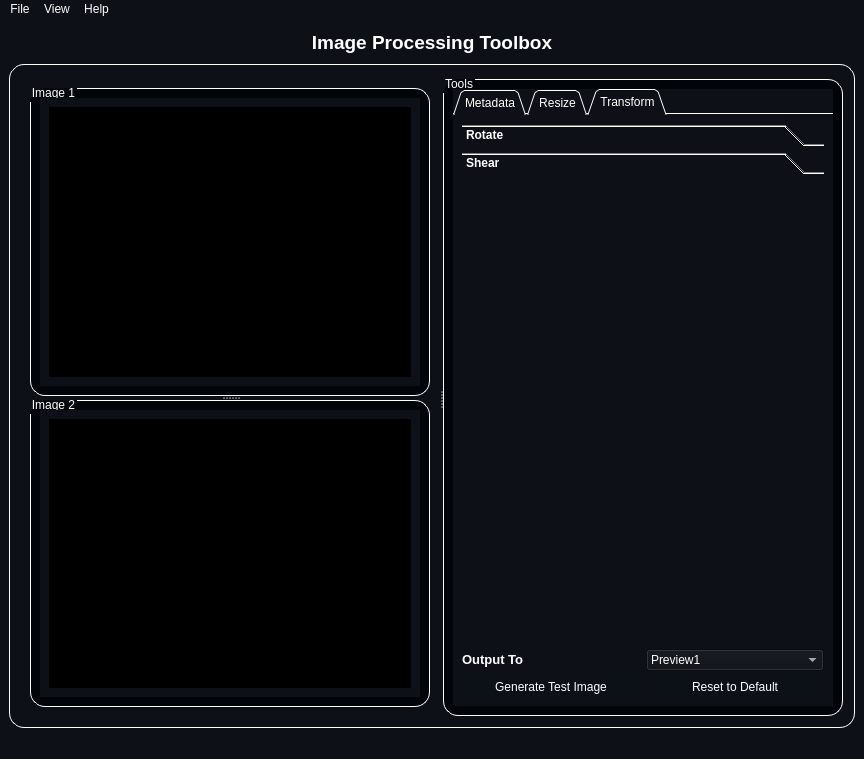
This is resources/MainWindow.ui in mo-gaafar/image-processing-toolbox as Qt 5 draws it before an edit. The edited form follows.
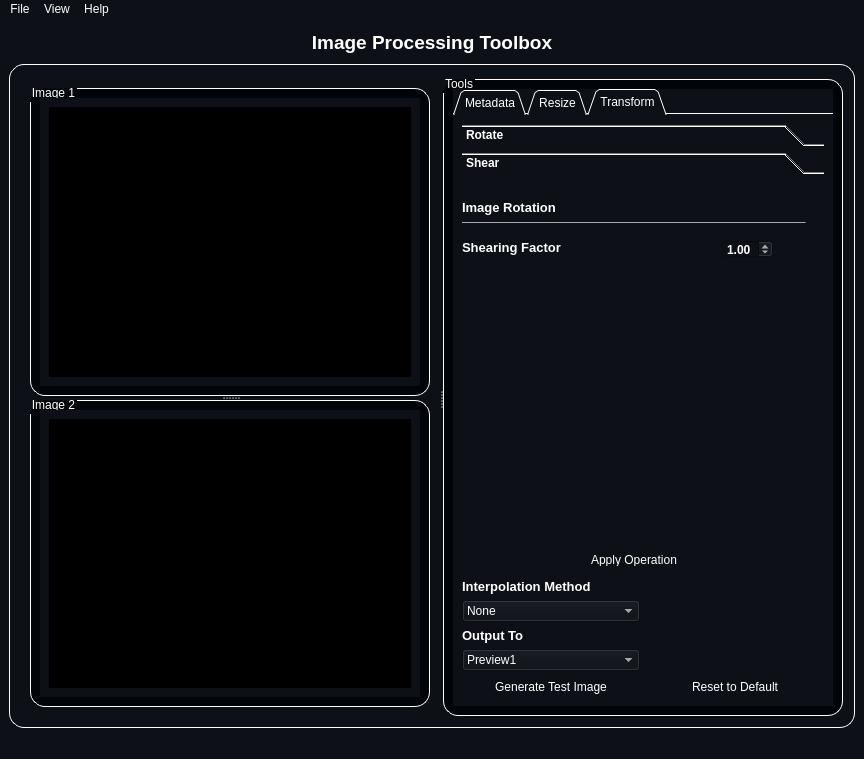
This is the edited form. The open tabs and pages were chosen to show the change. Icons and pictures are not drawn.

Commit message: before pipeline gui

Diff of the .ui file:
```diff
--- a/resources/MainWindow.ui
+++ b/resources/MainWindow.ui
@@ -742,6 +742,50 @@
               </attribute>
               <layout class="QGridLayout" name="gridLayout_5">
                <item row="4" column="0">
+                <widget class="QComboBox" name="interpolate_output_combobox_2">
+                 <item>
+                  <property name="text">
+                   <string>Preview1</string>
+                  </property>
+                 </item>
+                 <item>
+                  <property name="text">
+                   <string>Preview2</string>
+                  </property>
+                 </item>
+                </widget>
+               </item>
+               <item row="6" column="1">
+                <widget class="QPushButton" name="resize_reset_2">
+                 <property name="minimumSize">
+                  <size>
+                   <width>0</width>
+                   <height>20</height>
+                  </size>
+                 </property>
+                 <property name="styleSheet">
+                  <string notr="true">QPushButton {
+    border-radius: 5px;
+    border-style: outset;
+    background: rgb(12, 17, 24);
+	padding: 3;
+    }
+
+QPushButton:hover {
+    background: rgb(63, 95, 127)
+    }
+
+QPushButton:pressed {
+    border-style: inset;
+    background:rgb(20, 20, 20)
+    }</string>
+                 </property>
+                 <property name="text">
+                  <string>Reset to Default</string>
+                 </property>
+                </widget>
+               </item>
+               <item row="6" column="0">
                 <widget class="QPushButton" name="resize_apply_3">
                  <property name="minimumSize">
                   <size>
@@ -771,57 +815,39 @@
                  </property>
                 </widget>
                </item>
-               <item row="4" column="1">
-                <widget class="QPushButton" name="resize_reset_2">
-                 <property name="minimumSize">
-                  <size>
-                   <width>0</width>
-                   <height>20</height>
-                  </size>
-                 </property>
-                 <property name="styleSheet">
-                  <string notr="true">QPushButton {
-    border-radius: 5px;
-    border-style: outset;
-    background: rgb(12, 17, 24);
-	padding: 3;
-    }
-
-QPushButton:hover {
-    background: rgb(63, 95, 127)
-    }
-
-QPushButton:pressed {
-    border-style: inset;
-    background:rgb(20, 20, 20)
-    }</string>
-                 </property>
-                 <property name="text">
-                  <string>Reset to Default</string>
-                 </property>
-                </widget>
-               </item>
-               <item row="2" column="1">
-                <widget class="QComboBox" name="interpolate_output_combobox_2">
-                 <item>
-                  <property name="text">
-                   <string>Preview1</string>
-                  </property>
-                 </item>
-                 <item>
-                  <property name="text">
-                   <string>Preview2</string>
-                  </property>
-                 </item>
-                </widget>
-               </item>
-               <item row="2" column="0">
+               <item row="3" column="0">
                 <widget class="QLabel" name="label_11">
                  <property name="text">
                   <string>&lt;html&gt;&lt;head/&gt;&lt;body&gt;&lt;p&gt;&lt;span style=&quot; font-size:10pt; font-weight:600;&quot;&gt;Output To&lt;/span&gt;&lt;/p&gt;&lt;/body&gt;&lt;/html&gt;</string>
                  </property>
                 </widget>
                </item>
+               <item row="2" column="0">
+                <widget class="QComboBox" name="transform_interpolate_combobox">
+                 <item>
+                  <property name="text">
+                   <string>None</string>
+                  </property>
+                 </item>
+                 <item>
+                  <property name="text">
+                   <string>Nearest-Neighbor</string>
+                  </property>
+                 </item>
+                 <item>
+                  <property name="text">
+                   <string>Bilinear</string>
+                  </property>
+                 </item>
+                </widget>
+               </item>
+               <item row="1" column="0">
+                <widget class="QLabel" name="label_13">
+                 <property name="text">
+                  <string>&lt;html&gt;&lt;head/&gt;&lt;body&gt;&lt;p&gt;&lt;span style=&quot; font-size:10pt; font-weight:600;&quot;&gt;Interpolation Method&lt;/span&gt;&lt;/p&gt;&lt;/body&gt;&lt;/html&gt;</string>
+                 </property>
+                </widget>
+               </item>
                <item row="0" column="0" colspan="2">
                 <widget class="QToolBox" name="toolbox_transform">
                  <property name="font">
@@ -896,8 +922,8 @@
                      </property>
                     </widget>
                    </item>
-                   <item row="2" column="0">
-                    <widget class="QLabel" name="label_13">
+                   <item row="0" column="0">
+                    <widget class="QLabel" name="label_12">
                      <property name="text">
                       <string>&lt;html&gt;&lt;head/&gt;&lt;body&gt;&lt;p&gt;&lt;span style=&quot; font-size:10pt; font-weight:600;&quot;&gt;Interpolation Method&lt;/span&gt;&lt;/p&gt;&lt;/body&gt;&lt;/html&gt;</string>
                      </property>
@@ -1025,12 +1051,118 @@
                     <x>0</x>
                     <y>0</y>
                     <width>362</width>
-                    <height>487</height>
+                    <height>419</height>
                    </rect>
                   </property>
                   <attribute name="label">
                    <string>Shear</string>
                   </attribute>
+                  <widget class="Line" name="line_8">
+                   <property name="geometry">
+                    <rect>
+                     <x>0</x>
+                     <y>42</y>
+                     <width>344</width>
+                     <height>1</height>
+                    </rect>
+                   </property>
+                   <property name="maximumSize">
+                    <size>
+                     <width>16777215</width>
+                     <height>1</height>
+                    </size>
+                   </property>
+                   <property name="styleSheet">
+                    <string notr="true">background-color: rgba(255, 255, 255,100);</string>
+                   </property>
+                   <property name="orientation">
+                    <enum>Qt::Horizontal</enum>
+                   </property>
+                  </widget>
+                  <widget class="QLabel" name="label_15">
+                   <property name="geometry">
+                    <rect>
+                     <x>0</x>
+                     <y>20</y>
+                     <width>169</width>
+                     <height>16</height>
+                    </rect>
+                   </property>
+                   <property name="text">
+                    <string>&lt;html&gt;&lt;head/&gt;&lt;body&gt;&lt;p&gt;&lt;span style=&quot; font-size:10pt; font-weight:600;&quot;&gt;Image Rotation&lt;/span&gt;&lt;/p&gt;&lt;/body&gt;&lt;/html&gt;</string>
+                   </property>
+                  </widget>
+                  <widget class="QLabel" name="label_16">
+                   <property name="geometry">
+                    <rect>
+                     <x>0</x>
+                     <y>60</y>
+                     <width>169</width>
+                     <height>16</height>
+                    </rect>
+                   </property>
+                   <property name="text">
+                    <string>&lt;html&gt;&lt;head/&gt;&lt;body&gt;&lt;p&gt;&lt;span style=&quot; font-size:10pt; font-weight:600;&quot;&gt;Shearing Factor&lt;/span&gt;&lt;/p&gt;&lt;/body&gt;&lt;/html&gt;</string>
+                   </property>
+                  </widget>
+                  <widget class="QDoubleSpinBox" name="resize_spinbox_3">
+                   <property name="geometry">
+                    <rect>
+                     <x>260</x>
+                     <y>60</y>
+                     <width>51</width>
+                     <height>18</height>
+                    </rect>
+                   </property>
+                   <property name="minimum">
+                    <double>0.010000000000000</double>
+                   </property>
+                   <property name="maximum">
+                    <double>16.000000000000000</double>
+                   </property>
+                   <property name="singleStep">
+                    <double>0.100000000000000</double>
+                   </property>
+                   <property name="value">
+                    <double>1.000000000000000</double>
+                   </property>
+                  </widget>
+                  <widget class="QPushButton" name="resize_apply_4">
+                   <property name="geometry">
+                    <rect>
+                     <x>0</x>
+                     <y>370</y>
+                     <width>344</width>
+                     <height>19</height>
+                    </rect>
+                   </property>
+                   <property name="minimumSize">
+                    <size>
+                     <width>100</width>
+                     <height>0</height>
+                    </size>
+                   </property>
+                   <property name="styleSheet">
+                    <string notr="true">QPushButton {
+    border-radius: 5px;
+    border-style: outset;
+    background: rgb(12, 17, 24);
+	padding: 3;
+    }
+
+QPushButton:hover {
+    background: rgb(63, 95, 127)
+    }
+
+QPushButton:pressed {
+    border-style: inset;
+    background:rgb(20, 20, 20)
+    }</string>
+                   </property>
+                   <property name="text">
+                    <string>Apply Operation</string>
+                   </property>
+                  </widget>
                  </widget>
                 </widget>
                </item>
```
Left out of the diff: 330 changed lines with no effect on the pictures. The commit also changes 4 other files.
